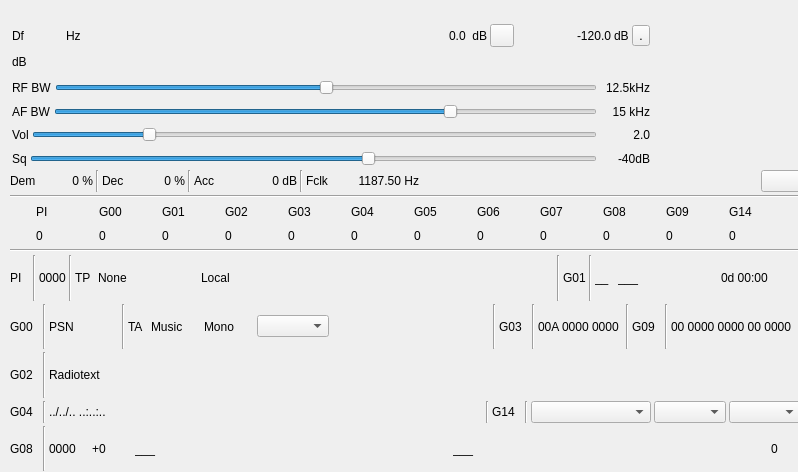
Above: plugins/channelrx/demodbfm/bfmdemodgui.ui from f4exb/sdrangel before the change. Below: the same form after it.
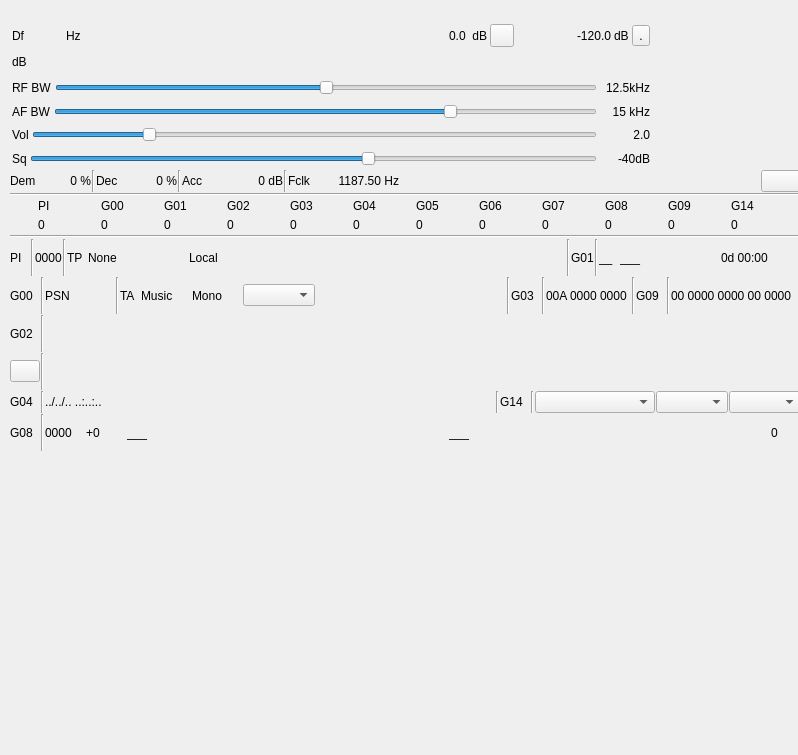
That is the form after the change. Icons and pictures are not drawn. Custom widgets are drawn as their Qt base class.

Commit message: BFM demod: RDS: radio text on two lines with the bottom one keeping the previously decoded text

What changed in the file:
```diff
--- a/plugins/channelrx/demodbfm/bfmdemodgui.ui
+++ b/plugins/channelrx/demodbfm/bfmdemodgui.ui
@@ -7,7 +7,7 @@
     <x>0</x>
     <y>0</y>
     <width>798</width>
-    <height>472</height>
+    <height>755</height>
    </rect>
   </property>
   <property name="sizePolicy">
@@ -551,7 +551,7 @@
      <x>10</x>
      <y>170</y>
      <width>791</width>
-     <height>301</height>
+     <height>281</height>
     </rect>
    </property>
    <property name="minimumSize">
@@ -565,7 +565,7 @@
    </property>
    <layout class="QVBoxLayout" name="rdsLayout">
     <property name="spacing">
-     <number>3</number>
+     <number>1</number>
     </property>
     <item>
      <layout class="QHBoxLayout" name="reportLayout">
@@ -1603,7 +1603,48 @@
       <item>
        <widget class="QLabel" name="go2Text">
         <property name="text">
-         <string>Radiotext</string>
+         <string/>
+        </property>
+       </widget>
+      </item>
+     </layout>
+    </item>
+    <item>
+     <layout class="QHBoxLayout" name="row4pDataLayout">
+      <item>
+       <widget class="QPushButton" name="go2ClearPrevText">
+        <property name="maximumSize">
+         <size>
+          <width>30</width>
+          <height>16777215</height>
+         </size>
+        </property>
+        <property name="toolTip">
+         <string>Clear previous text</string>
+        </property>
+        <property name="text">
+         <string/>
+        </property>
+        <property name="icon">
+         <iconset resource="../../../sdrgui/resources/res.qrc">
+          <normaloff>:/sweep.png</normaloff>:/sweep.png</iconset>
+        </property>
+       </widget>
+      </item>
+      <item>
+       <widget class="Line" name="row4Separator1_2">
+        <property name="orientation">
+         <enum>Qt::Vertical</enum>
+        </property>
+       </widget>
+      </item>
+      <item>
+       <widget class="QLabel" name="go2PrevText">
+        <property name="toolTip">
+         <string>Previous radio text</string>
+        </property>
+        <property name="text">
+         <string/>
         </property>
        </widget>
       </item>
```
Left out of the diff: 3 changed lines with no effect on the pictures. The commit also changes 3 other files.
